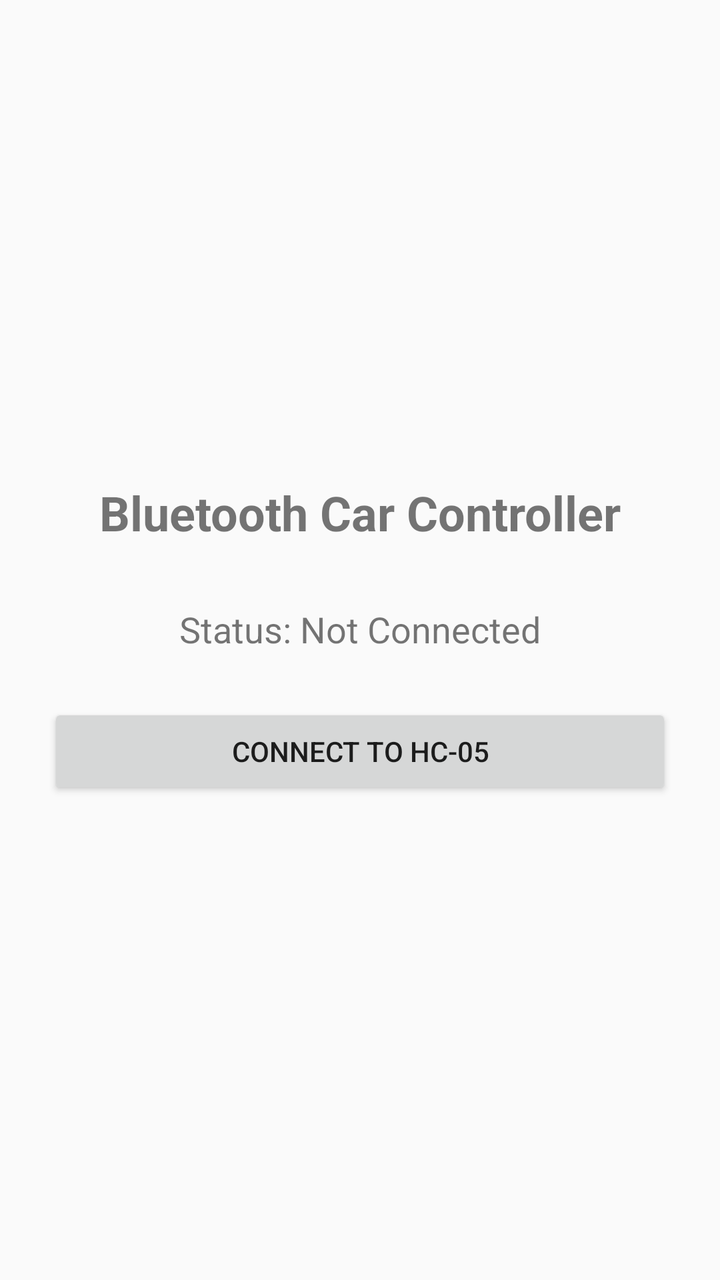
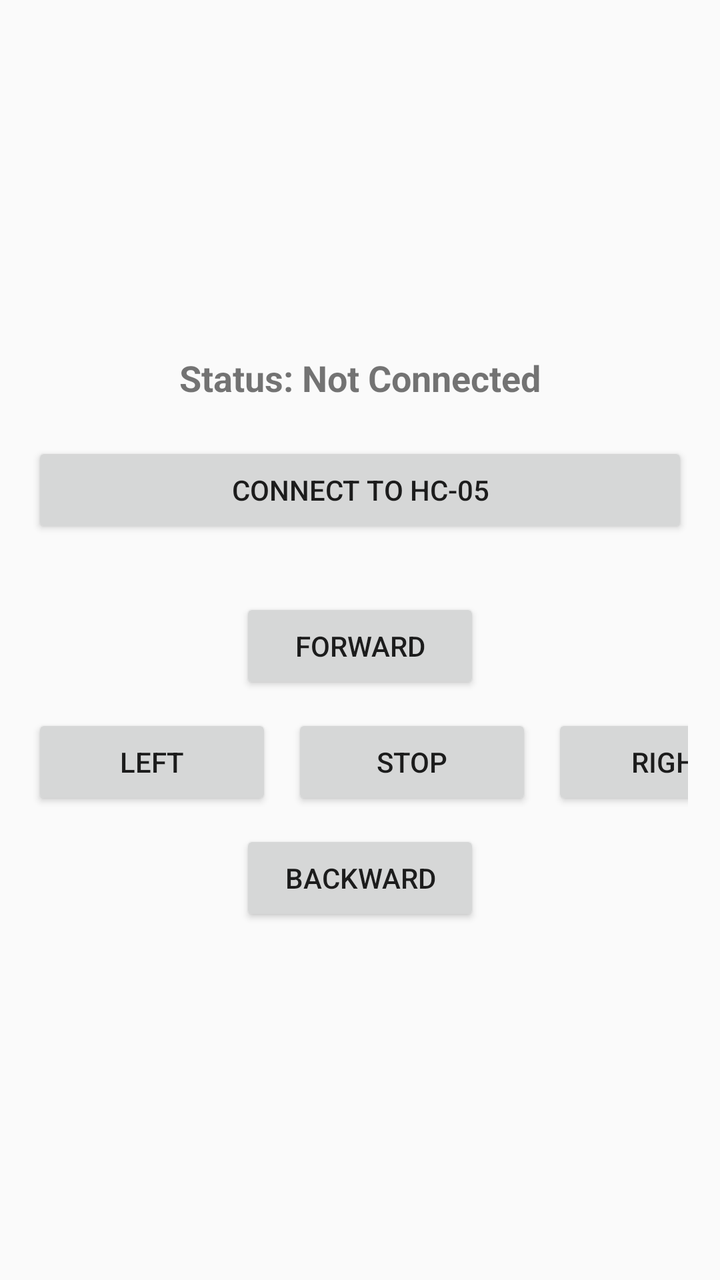

Two renders of the same Android screen: before a commit and after it. Below are the layout's source before the change and the commit's diff.
<!-- AndroidManifest.xml: application theme Theme.AppCompat.Light.NoActionBar -->
<!-- res/layout/activity_main.xml -->
<?xml version="1.0" encoding="utf-8"?>
<LinearLayout xmlns:android="http://schemas.android.com/apk/res/android"
    android:layout_width="match_parent"
    android:layout_height="match_parent"
    android:orientation="vertical"
    android:gravity="center"
    android:padding="24dp">

    <TextView
        android:layout_width="wrap_content"
        android:layout_height="wrap_content"
        android:text="Bluetooth Car Controller"
        android:textSize="24sp"
        android:textStyle="bold"
        android:layout_marginBottom="30dp" />

    <TextView
        android:id="@+id/tvStatus"
        android:layout_width="wrap_content"
        android:layout_height="wrap_content"
        android:text="Status: Not Connected"
        android:textSize="18sp"
        android:layout_marginBottom="25dp" />

    <Button
        android:id="@+id/btnConnect"
        android:layout_width="match_parent"
        android:layout_height="wrap_content"
        android:text="CONNECT TO HC-05" />

</LinearLayout>
<!-- resources referenced by this layout -->
<resources>

</resources>

<!-- the commit's change to res/layout/activity_main.xml (unified diff, before → after) -->
@@ -4,15 +4,7 @@
     android:layout_height="match_parent"
     android:orientation="vertical"
     android:gravity="center"
-    android:padding="24dp">
-
-    <TextView
-        android:layout_width="wrap_content"
-        android:layout_height="wrap_content"
-        android:text="Bluetooth Car Controller"
-        android:textSize="24sp"
-        android:textStyle="bold"
-        android:layout_marginBottom="30dp" />
+    android:padding="16dp">
 
     <TextView
         android:id="@+id/tvStatus"
@@ -20,12 +12,55 @@
         android:layout_height="wrap_content"
         android:text="Status: Not Connected"
         android:textSize="18sp"
-        android:layout_marginBottom="25dp" />
+        android:textStyle="bold"
+        android:layout_marginBottom="20dp" />
 
     <Button
         android:id="@+id/btnConnect"
         android:layout_width="match_parent"
         android:layout_height="wrap_content"
-        android:text="CONNECT TO HC-05" />
+        android:text="CONNECT TO HC-05"
+        android:layout_marginBottom="30dp" />
+
+    
+    <Button
+        android:id="@+id/btnForward"
+        android:layout_width="120dp"
+        android:layout_height="wrap_content"
+        android:text="FORWARD" />
+
+    <LinearLayout
+        android:layout_width="wrap_content"
+        android:layout_height="wrap_content"
+        android:orientation="horizontal"
+        android:layout_marginTop="10dp"
+        android:layout_marginBottom="10dp">
+
+        <Button
+            android:id="@+id/btnLeft"
+            android:layout_width="120dp"
+            android:layout_height="wrap_content"
+            android:text="LEFT" />
+
+        <Button
+            android:id="@+id/btnStop"
+            android:layout_width="120dp"
+            android:layout_height="wrap_content"
+            android:text="STOP"
+            android:layout_marginStart="10dp"
+            android:layout_marginEnd="10dp" />
+
+        <Button
+            android:id="@+id/btnRight"
+            android:layout_width="120dp"
+            android:layout_height="wrap_content"
+            android:text="RIGHT" />
+    </LinearLayout>
+
+    <Button
+        android:id="@+id/btnBackward"
+        android:layout_width="120dp"
+        android:layout_height="wrap_content"
+        android:text="BACKWARD" />
 
 </LinearLayout>
